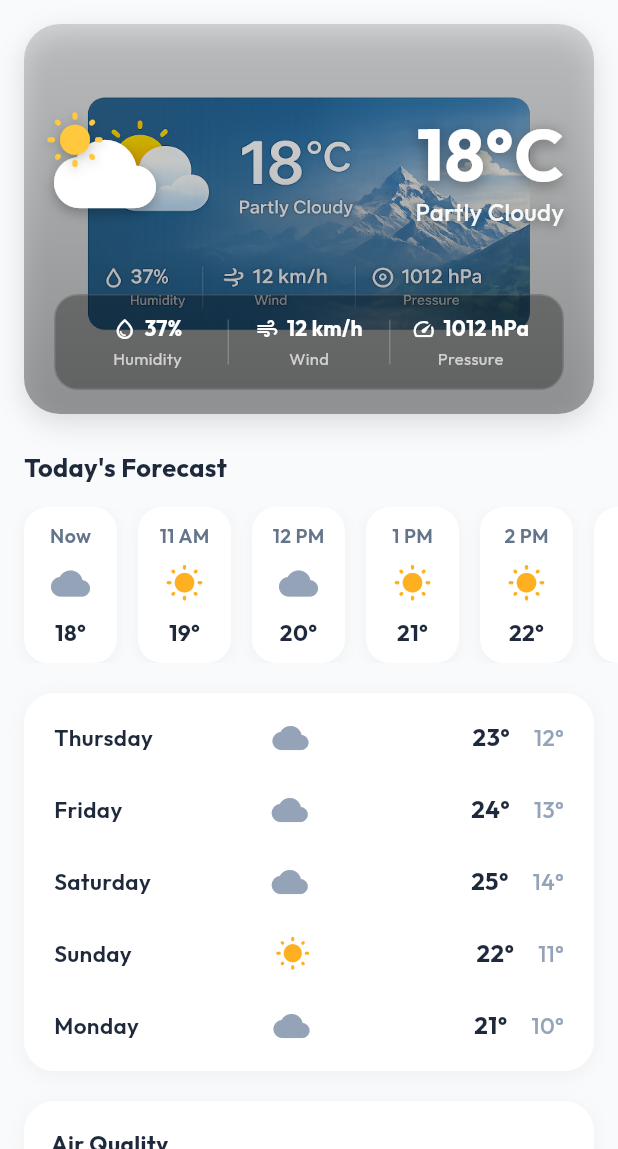
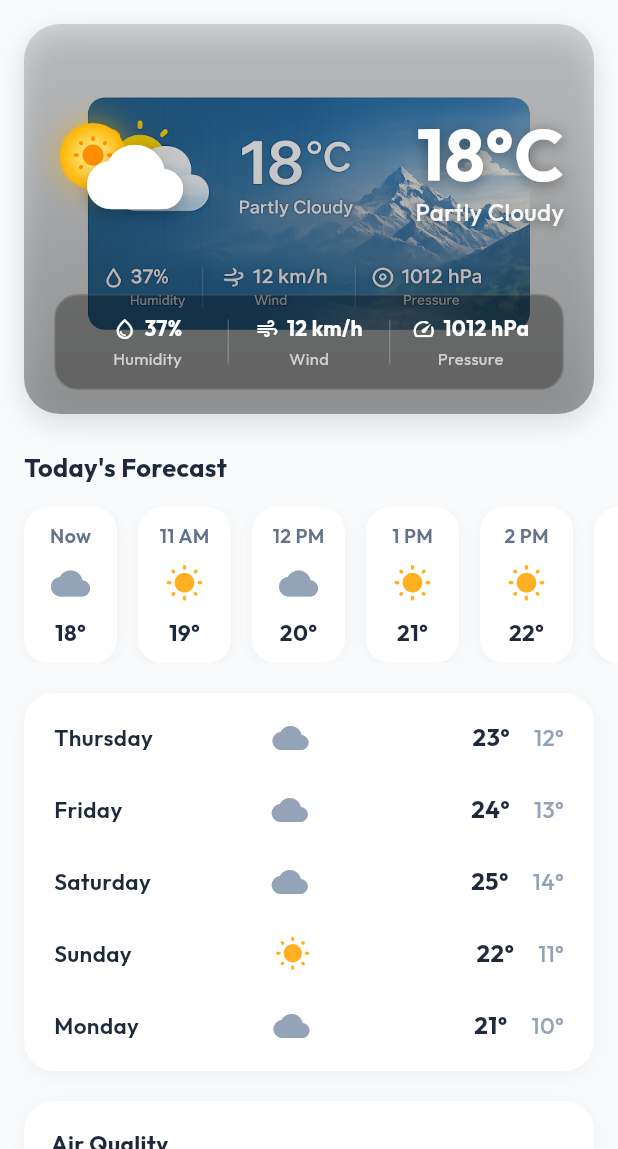
Before and after one commit to Sania789-h/north_connect, a Flutter app: the WeatherScreen screen opened directly, on a phone screen of 412 x 824 dp, the part 87-1236 px from its top. Run offline on Flutter 3.47's test engine with Material 3 defaults, Android fonts, the phone set to English and light mode, and no system bars; our stand-ins replace cached_network_image, geolocator, google_fonts, supabase_flutter; missing offline and left inert: postgrest; accounts and stored records are empty.

Commit message:
changes sos_screen.dart weather_screen.dart

```diff
--- a/lib/screens/weather/weather_screen.dart
+++ b/lib/screens/weather/weather_screen.dart
@@ -339,6 +339,66 @@ class _WeatherScreenState extends State<WeatherScreen>
     );
   }
 
+  Widget _buildSunCloudGraphic() {
+    return SizedBox(
+      width: 86,
+      height: 72,
+      child: Stack(
+        clipBehavior: Clip.none,
+        alignment: Alignment.center,
+        children: [
+          // 1. Sun (BEHIND at top-left)
+          Positioned(
+            top: 2,
+            left: 4,
+            child: Container(
+              width: 44,
+              height: 44,
+              decoration: BoxDecoration(
+                shape: BoxShape.circle,
+                gradient: const RadialGradient(
+                  colors: [
+                    Color(0xFFFFF59D),
+                    Color(0xFFFFB300),
+                  ],
+                ),
+                boxShadow: [
+                  BoxShadow(
+                    color: const Color(0xFFFFB300).withValues(alpha: 0.5),
+                    blurRadius: 14,
+                    spreadRadius: 2,
+                  ),
+                ],
+              ),
+              child: const Icon(
+                Icons.wb_sunny_rounded,
+                color: Color(0xFFFF8F00),
+                size: 28,
+              ),
+            ),
+          ),
+          // 2. Cloud (IN FRONT at bottom-right)
+          Positioned(
+            bottom: 2,
+            right: 0,
+            child: Icon(
+              Icons.cloud_rounded,
+              color: Colors.white,
+              size: 64,
+              shadows: const [
+                Shadow(
+                  color: Color(0x3B000000),
+                  blurRadius: 12,
+                  offset: Offset(0, 4),
+                ),
+              ],
+            ),
+          ),
+        ],
+      ),
+    );
+  }
+
   // ─────────────────────────────────────────────
   // Main Weather Card (Mountain BG + Temp + Stats overlay bar)
   // ─────────────────────────────────────────────
@@ -401,39 +461,7 @@ class _WeatherScreenState extends State<WeatherScreen>
                         child: Row(
                           crossAxisAlignment: CrossAxisAlignment.center,
                           children: [
-                            Stack(
-                              clipBehavior: Clip.none,
-                              children: const [
-                                Icon(
-                                  Icons.cloud_rounded,
-                                  color: Colors.white,
-                                  size: 68,
-                                  shadows: [
-                                    Shadow(
-                                      color: Color(0x44000000),
-                                      blurRadius: 10,
-                                      offset: Offset(0, 3),
-                                    ),
-                                  ],
-                                ),
-                                Positioned(
-                                  top: -8,
-                                  left: -6,
-                                  child: Icon(
-                                    Icons.wb_sunny_rounded,
-                                    color: Color(0xFFFFC83D),
-                                    size: 40,
-                                    shadows: [
-                                      Shadow(
-                                        color: Color(0x44000000),
-                                        blurRadius: 8,
-                                        offset: Offset(0, 2),
-                                      ),
-                                    ],
-                                  ),
-                                ),
-                              ],
-                            ),
+                            _buildSunCloudGraphic(),
                             const Spacer(),
                             Column(
                               crossAxisAlignment: CrossAxisAlignment.end,
--- a/lib/services/sos_service.dart
+++ b/lib/services/sos_service.dart
@@ -96,7 +96,7 @@ class SOSService {
     return _tryPlacemarkLabel(p);
   }
 
-  // ── Phone Call ────────────────────────────────────────────────
+  // ── Phone Call ─────────────────────── ─────────────────────────
   Future<bool> launchPhoneCall(String phoneNumber) async {
     try {
       final Uri telUri = Uri(scheme: 'tel', path: phoneNumber);
```
